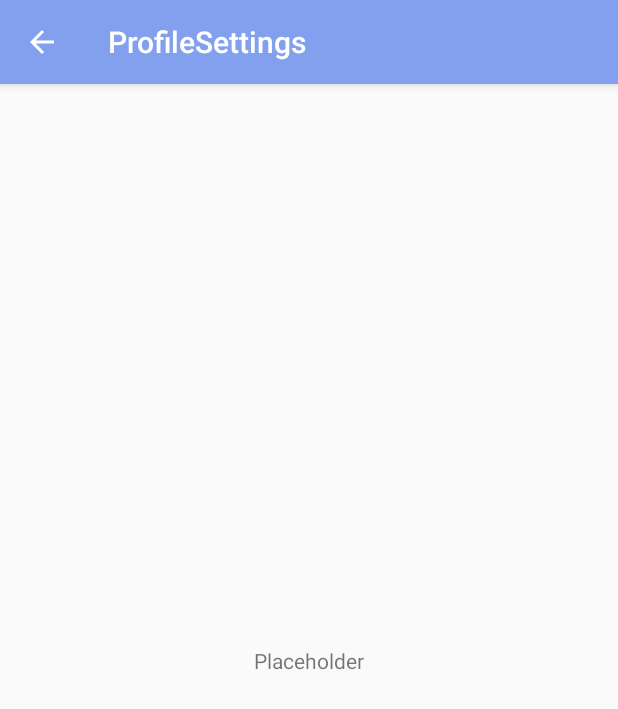
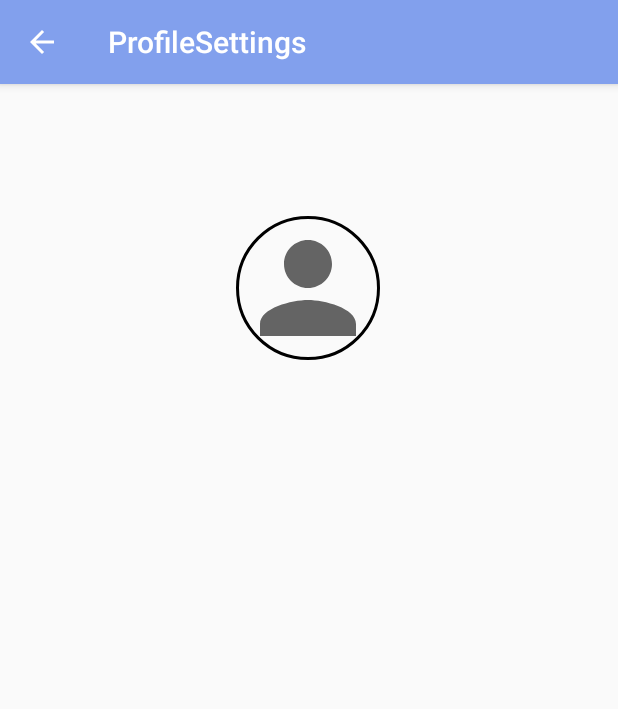
Before and after one commit to wangfeiii/OrbitalOMPM, an Android app: the ProfileSettings screen opened directly, with no data from a screen before it, on a phone screen of 412 x 824 dp. Shown: the top 709 px of the screen. Run offline under Robolectric (Android 15) with nearby library versions, the phone set to English and light mode, and no system bars; our stand-ins replace CircleImageView, Firebase (no records; nobody signed in at launch, a user with empty details on screens opened directly), Picasso.

Commit message:
Added function to add profile photo

```diff
--- a/OMPM/app/src/main/java/com/example/OMPM/ProfileSettings.java
+++ b/OMPM/app/src/main/java/com/example/OMPM/ProfileSettings.java
@@ -1,14 +1,182 @@
 package com.example.OMPM;
 
+import androidx.annotation.NonNull;
 import androidx.appcompat.app.AppCompatActivity;
 
+import android.app.Activity;
+import android.app.ProgressDialog;
+import android.content.ContentResolver;
+import android.content.Intent;
+import android.graphics.Bitmap;
+import android.graphics.BitmapFactory;
+import android.net.Uri;
 import android.os.Bundle;
+import android.provider.ContactsContract;
+import android.provider.MediaStore;
+import android.renderscript.Sampler;
+import android.util.Log;
+import android.view.View;
+import android.widget.Toast;
+
+import com.google.android.gms.tasks.Continuation;
+import com.google.android.gms.tasks.OnCompleteListener;
+import com.google.android.gms.tasks.OnFailureListener;
+import com.google.android.gms.tasks.OnSuccessListener;
+import com.google.android.gms.tasks.Task;
+import com.google.firebase.auth.FirebaseAuth;
+import com.google.firebase.auth.FirebaseUser;
+import com.google.firebase.auth.UserInfo;
+import com.google.firebase.auth.UserProfileChangeRequest;
+import com.google.firebase.database.DataSnapshot;
+import com.google.firebase.database.DatabaseError;
+import com.google.firebase.database.DatabaseReference;
+import com.google.firebase.database.FirebaseDatabase;
+import com.google.firebase.database.ValueEventListener;
+import com.google.firebase.storage.FirebaseStorage;
+import com.google.firebase.storage.OnProgressListener;
+import com.google.firebase.storage.StorageReference;
+import com.google.firebase.storage.UploadTask;
+import com.squareup.picasso.Picasso;
+
+import java.io.FileNotFoundException;
+import java.io.IOException;
+import java.io.InputStream;
+import java.util.UUID;
+
+import de.hdodenhof.circleimageview.CircleImageView;
 
 public class ProfileSettings extends AppCompatActivity {
+
+    private static final String TAG = "LOG_TAG";
+
+    private FirebaseUser user;
+    private DatabaseReference mDatabase;
+    private StorageReference mStorage;
+    private String userId;
+    private String name;
+    private Uri photoUrl;
+
+    private CircleImageView profilePicture;
+
+    private static final int IMAGE_REQUEST = 1;
+    private Uri imageUri;
 
     @Override
     protected void onCreate(Bundle savedInstanceState) {
         super.onCreate(savedInstanceState);
         setContentView(R.layout.activity_profile_settings);
+
+        mDatabase = FirebaseDatabase.getInstance().getReference();
+        mStorage = FirebaseStorage.getInstance().getReference();
+        user = FirebaseAuth.getInstance().getCurrentUser();
+        if (user != null){
+            name = user.getDisplayName();
+            photoUrl = user.getPhotoUrl();
+            userId = user.getUid();
+        }
+
+        profilePicture = findViewById(R.id.profile_image);
+
+        if (photoUrl != null){
+            Log.d(TAG, photoUrl.toString());
+            updateImage(photoUrl);
+        }
+        profilePicture.setOnClickListener(new View.OnClickListener() {
+            @Override
+            public void onClick(View v) {
+                openImage();
+            }
+        });
+
+    }
+
+    @Override
+    public void onActivityResult(int requestCode, int resultCode, Intent data) {
+
+        super.onActivityResult(requestCode, resultCode, data);
+        if (requestCode == IMAGE_REQUEST && resultCode == Activity.RESULT_OK){
+            imageUri = data.getData();
+            uploadImage();
+        }
+    }
+
+    private void updateImage(Uri uri){
+        Picasso.get().load(uri).into(profilePicture);
+        Log.d(TAG, "Profile Picture Updated");
+    }
+
+    private void openImage(){
+        Log.d(TAG, "Gallery Opened");
+        Intent intent = new Intent();
+        intent.setType("image/*");
+        intent.setAction(Intent.ACTION_GET_CONTENT);
+        startActivityForResult(Intent.createChooser(intent, "Select Picture"), IMAGE_REQUEST);
+    }
+
+
+    private void uploadImage(){
+        final StorageReference ref = mStorage.child("Images").child(imageUri.getLastPathSegment());
+        final UploadTask uploadTask = ref.putFile(imageUri);
+        final ProgressDialog progressDialog = new ProgressDialog(this);
+        progressDialog.setTitle("Uploading...");
+        progressDialog.show();
+
+        uploadTask.addOnSuccessListener(new OnSuccessListener<UploadTask.TaskSnapshot>() {
+            @Override
+            public void onSuccess(UploadTask.TaskSnapshot taskSnapshot) {
+                progressDialog.dismiss();
+                uploadTask.continueWithTask(new Continuation<UploadTask.TaskSnapshot, Task<Uri>>() {
+                    @Override
+                    public Task<Uri> then(@NonNull Task<UploadTask.TaskSnapshot> task) throws Exception {
+                        if (!task.isSuccessful()){
+                            throw task.getException();
+                        }
+                        return ref.getDownloadUrl();
+                    }
+                }).addOnCompleteListener(new OnCompleteListener<Uri>() {
+                    @Override
+                    public void onComplete(@NonNull Task<Uri> task) {
+                        if (task.isSuccessful()){
+                            final Uri downloadUri = task.getResult();
+                            Log.d(TAG, downloadUri.toString());
+                            UserProfileChangeRequest profileUpdates = new UserProfileChangeRequest.Builder().setPhotoUri(downloadUri).build();
+                            user.updateProfile(profileUpdates).addOnCompleteListener(new OnCompleteListener<Void>() {
+                                @Override
+                                public void onComplete(@NonNull Task<Void> task) {
+                                  if (task.isSuccessful()){
+                                      Log.d(TAG, "User profile Updated");
+                                      updateImage(downloadUri);
+                                  }
+                                }
+                            });
+                        }
+                    }
+                });
+            }
+        }).addOnFailureListener(new OnFailureListener() {
+            @Override
+            public void onFailure(@NonNull Exception e) {
+                progressDialog.dismiss();
+                Toast.makeText(ProfileSettings.this, "Image Upload Failed", Toast.LENGTH_SHORT).show();
+                Log.d(TAG, "Image Upload Failed");
+            }
+        }).addOnProgressListener(
+                new OnProgressListener<UploadTask.TaskSnapshot>() {
+
+                    // Progress Listener for loading
+                    // percentage on the dialog box
+                    @Override
+                    public void onProgress(
+                            UploadTask.TaskSnapshot taskSnapshot)
+                    {
+                        double progress
+                                = (100.0
+                                * taskSnapshot.getBytesTransferred()
+                                / taskSnapshot.getTotalByteCount());
+                        progressDialog.setMessage(
+                                "Uploaded "
+                                        + (int)progress + "%");
+                    }
+                });
     }
 }
--- /dev/null
+++ b/OMPM/app/src/main/res/drawable/profile.xml
@@ -0,0 +1,10 @@
+<vector xmlns:android="http://schemas.android.com/apk/res/android"
+    android:width="24dp"
+    android:height="24dp"
+    android:viewportWidth="24"
+    android:viewportHeight="24"
+    android:tint="?attr/colorControlNormal">
+  <path
+      android:fillColor="@android:color/white"
+      android:pathData="M12,12c2.21,0 4,-1.79 4,-4s-1.79,-4 -4,-4 -4,1.79 -4,4 1.79,4 4,4zM12,14c-2.67,0 -8,1.34 -8,4v2h16v-2c0,-2.66 -5.33,-4 -8,-4z"/>
+</vector>
--- a/OMPM/app/src/main/res/layout/activity_profile_settings.xml
+++ b/OMPM/app/src/main/res/layout/activity_profile_settings.xml
@@ -6,13 +6,16 @@
     android:layout_height="match_parent"
     tools:context=".ProfileSettings">
 
-    <TextView
-        android:id="@+id/textView"
-        android:layout_width="wrap_content"
-        android:layout_height="wrap_content"
-        android:text="@string/placeholder"
-        app:layout_constraintBottom_toBottomOf="parent"
+    <de.hdodenhof.circleimageview.CircleImageView
+        android:id="@+id/profile_image"
+        android:layout_width="96dp"
+        android:layout_height="96dp"
+        android:layout_marginTop="88dp"
+        android:src="@drawable/profile"
+        app:civ_border_color="#FF000000"
+        app:civ_border_width="2dp"
         app:layout_constraintEnd_toEndOf="parent"
+        app:layout_constraintHorizontal_bias="0.498"
         app:layout_constraintStart_toStartOf="parent"
         app:layout_constraintTop_toTopOf="parent" />
 
```
Also changed, not shown: OMPM/app/src/main/java/com/example/OMPM/User.java (+6 -2 lines).
